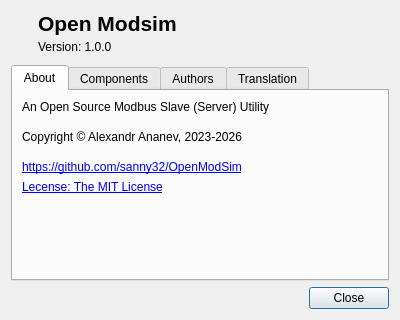
First picture: the form in src/dialogs/dialogabout.ui, repository sanny32/OpenModSim, before the edit.
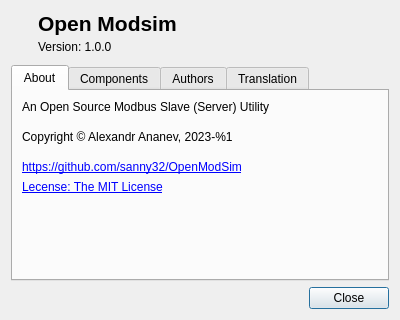
Second picture: the form after the edit. Icons and pictures are not drawn. Custom widgets are drawn as their Qt base class.

Diff of the .ui file:
```diff
--- a/src/dialogs/dialogabout.ui
+++ b/src/dialogs/dialogabout.ui
@@ -135,7 +135,7 @@
        <item>
         <widget class="QLabel" name="labelCopyright">
          <property name="text">
-          <string notr="true">Copyright © Alexandr Ananev, 2023-2026</string>
+          <string notr="true">Copyright © Alexandr Ananev, 2023-%1</string>
          </property>
         </widget>
        </item>
```
Left out of the diff: 28 changed lines with no effect on the pictures.
